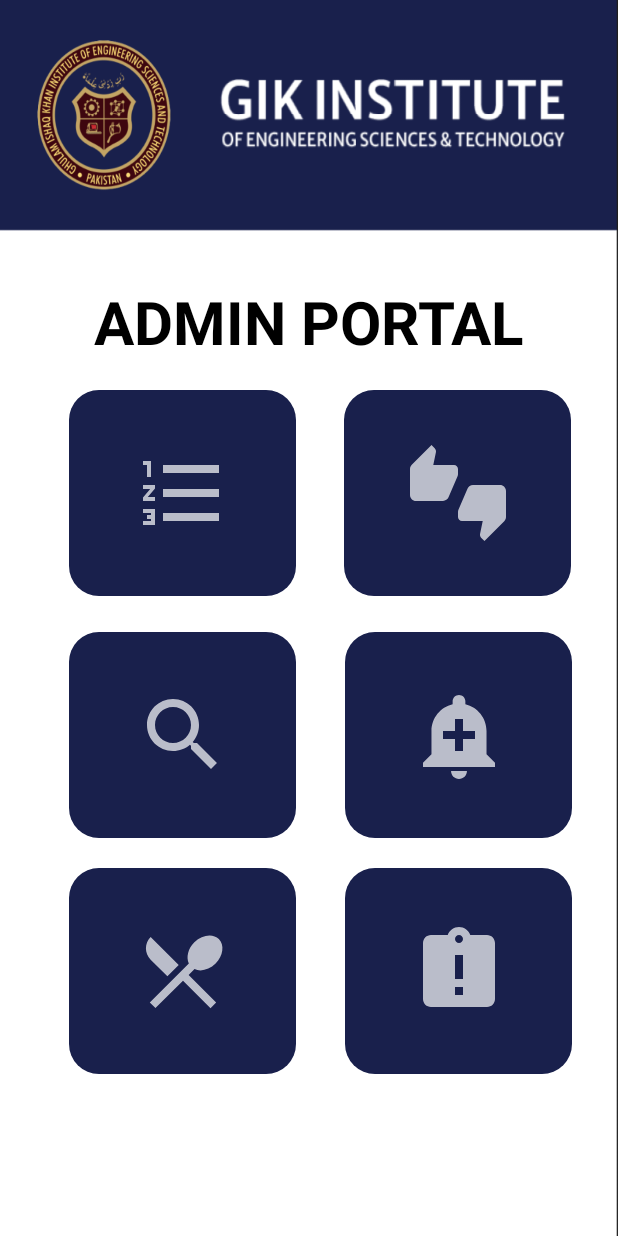
After one commit to HaiderIrfan62/Mess-Management-System-App, an Android app: the Home_AP_Activity screen opened directly, with no data from a screen before it, on a phone screen of 412 x 824 dp. The commit adds this screen. Run offline under Robolectric (Android 15) with nearby library versions, the phone set to English and light mode, and no system bars.

Commit message:
Admin Portal Home

```diff
--- a/app/src/main/AndroidManifest.xml
+++ b/app/src/main/AndroidManifest.xml
@@ -11,6 +11,9 @@
         android:roundIcon="@mipmap/ic_launcher_round"
         android:supportsRtl="true"
         android:theme="@style/Theme.MessManagementSystem">
+        <activity
+            android:name=".Home_AP_Activity"
+            android:exported="false" />
         <activity
             android:name=".ComplainActivity"
             android:exported="false" />
--- /dev/null
+++ b/app/src/main/java/com/example/messmanagementsystem/Home_AP_Activity.kt
@@ -0,0 +1,18 @@
+package com.example.messmanagementsystem
+
+import android.content.Intent
+import androidx.appcompat.app.AppCompatActivity
+import android.os.Bundle
+import kotlinx.android.synthetic.main.activity_home_ap.*
+
+class Home_AP_Activity : AppCompatActivity() {
+    override fun onCreate(savedInstanceState: Bundle?) {
+        super.onCreate(savedInstanceState)
+        setContentView(R.layout.activity_home_ap)
+
+        button9.setOnClickListener {
+            val intent = Intent(this, MenuActivity::class.java)
+            startActivity(intent)
+        }
+    }
+}
--- a/app/src/main/java/com/example/messmanagementsystem/LoginActivity.kt
+++ b/app/src/main/java/com/example/messmanagementsystem/LoginActivity.kt
@@ -3,6 +3,7 @@ package com.example.messmanagementsystem
 import android.content.Intent
 import androidx.appcompat.app.AppCompatActivity
 import android.os.Bundle
+import android.widget.Toast
 import kotlinx.android.synthetic.main.activity_login.*
 
 class LoginActivity : AppCompatActivity() {
@@ -15,8 +16,17 @@ class LoginActivity : AppCompatActivity() {
         }
 
         buttonLogin.setOnClickListener {
-            val intent = Intent(this, Home_SP::class.java)
-            startActivity(intent)
+            if(rb_student.isChecked == true) {
+                val intent = Intent(this, Home_SP::class.java)
+                startActivity(intent)
+            }
+            else if(rb_admin.isChecked == true){
+                val intent = Intent(this, Home_AP_Activity::class.java)
+                startActivity(intent)
+            }
+            else{
+                Toast.makeText(this, "Please select user type", Toast.LENGTH_SHORT).show()
+            }
         }
     }
 }
--- /dev/null
+++ b/app/src/main/res/drawable/ic_alert.xml
@@ -0,0 +1,5 @@
+<vector android:height="64dp" android:tint="?attr/colorControlNormal"
+    android:viewportHeight="24" android:viewportWidth="24"
+    android:width="64dp" xmlns:android="http://schemas.android.com/apk/res/android">
+    <path android:fillColor="@android:color/white" android:pathData="M10.01,21.01c0,1.1 0.89,1.99 1.99,1.99s1.99,-0.89 1.99,-1.99h-3.98zM18.88,16.82L18.88,11c0,-3.25 -2.25,-5.97 -5.29,-6.69v-0.72C13.59,2.71 12.88,2 12,2s-1.59,0.71 -1.59,1.59v0.72C7.37,5.03 5.12,7.75 5.12,11v5.82L3,18.94L3,20h18v-1.06l-2.12,-2.12zM16,13.01h-3v3h-2v-3L8,13.01L8,11h3L11,8h2v3h3v2.01z"/>
+</vector>
--- /dev/null
+++ b/app/src/main/res/drawable/ic_complaints.xml
@@ -0,0 +1,5 @@
+<vector android:height="64dp" android:tint="?attr/colorControlNormal"
+    android:viewportHeight="24" android:viewportWidth="24"
+    android:width="64dp" xmlns:android="http://schemas.android.com/apk/res/android">
+    <path android:fillColor="@android:color/white" android:pathData="M19,3h-4.18C14.4,1.84 13.3,1 12,1c-1.3,0 -2.4,0.84 -2.82,2L5,3c-1.1,0 -2,0.9 -2,2v14c0,1.1 0.9,2 2,2h14c1.1,0 2,-0.9 2,-2L21,5c0,-1.1 -0.9,-2 -2,-2zM13,18h-2v-2h2v2zM13,14h-2L11,8h2v6zM12,5c-0.55,0 -1,-0.45 -1,-1s0.45,-1 1,-1 1,0.45 1,1 -0.45,1 -1,1z"/>
+</vector>
--- /dev/null
+++ b/app/src/main/res/drawable/ic_list.xml
@@ -0,0 +1,5 @@
+<vector android:height="64dp" android:tint="?attr/colorControlNormal"
+    android:viewportHeight="24" android:viewportWidth="24"
+    android:width="64dp" xmlns:android="http://schemas.android.com/apk/res/android">
+    <path android:fillColor="@android:color/white" android:pathData="M2,17h2v0.5L3,17.5v1h1v0.5L2,19v1h3v-4L2,16v1zM3,8h1L4,4L2,4v1h1v3zM2,11h1.8L2,13.1v0.9h3v-1L3.2,13L5,10.9L5,10L2,10v1zM7,5v2h14L21,5L7,5zM7,19h14v-2L7,17v2zM7,13h14v-2L7,11v2z"/>
+</vector>
--- /dev/null
+++ b/app/src/main/res/drawable/ic_search.xml
@@ -0,0 +1,5 @@
+<vector android:height="64dp" android:tint="?attr/colorControlNormal"
+    android:viewportHeight="24" android:viewportWidth="24"
+    android:width="64dp" xmlns:android="http://schemas.android.com/apk/res/android">
+    <path android:fillColor="@android:color/white" android:pathData="M15.5,14h-0.79l-0.28,-0.27C15.41,12.59 16,11.11 16,9.5 16,5.91 13.09,3 9.5,3S3,5.91 3,9.5 5.91,16 9.5,16c1.61,0 3.09,-0.59 4.23,-1.57l0.27,0.28v0.79l5,4.99L20.49,19l-4.99,-5zM9.5,14C7.01,14 5,11.99 5,9.5S7.01,5 9.5,5 14,7.01 14,9.5 11.99,14 9.5,14z"/>
+</vector>
--- /dev/null
+++ b/app/src/main/res/layout/activity_home_ap.xml
@@ -0,0 +1,93 @@
+<?xml version="1.0" encoding="utf-8"?>
+<androidx.constraintlayout.widget.ConstraintLayout xmlns:android="http://schemas.android.com/apk/res/android"
+    xmlns:app="http://schemas.android.com/apk/res-auto"
+    xmlns:tools="http://schemas.android.com/tools"
+    android:layout_width="match_parent"
+    android:layout_height="match_parent"
+    tools:context=".Home_AP_Activity"
+    android:background="@drawable/signin_up">
+
+    <TextView
+        android:id="@+id/textView13"
+        android:layout_width="wrap_content"
+        android:layout_height="wrap_content"
+        android:text="ADMIN PORTAL"
+        android:textColor="@color/black"
+        android:textSize="40dp"
+        android:textStyle="bold"
+        app:layout_constraintBottom_toBottomOf="parent"
+        app:layout_constraintEnd_toEndOf="parent"
+        app:layout_constraintStart_toStartOf="parent"
+        app:layout_constraintTop_toTopOf="parent"
+        app:layout_constraintVertical_bias="0.243" />
+
+    <ImageButton
+        android:id="@+id/button7"
+        android:layout_width="151dp"
+        android:layout_height="137dp"
+        android:layout_marginTop="180dp"
+        android:layout_marginEnd="152dp"
+        android:background="@drawable/roundsquare"
+        android:src="@drawable/ic_search"
+        app:layout_constraintEnd_toEndOf="@+id/textView13"
+        app:layout_constraintTop_toBottomOf="@+id/textView13" />
+
+    <ImageButton
+        android:id="@+id/button8"
+        android:layout_width="151dp"
+        android:layout_height="137dp"
+        android:src="@drawable/ic_alert"
+        android:background="@drawable/roundsquare"
+        app:layout_constraintBottom_toBottomOf="@+id/button7"
+        app:layout_constraintEnd_toEndOf="parent"
+        app:layout_constraintHorizontal_bias="0.518"
+        app:layout_constraintStart_toEndOf="@+id/button7"
+        app:layout_constraintTop_toTopOf="@+id/button7"
+        app:layout_constraintVertical_bias="0.0" />
+
+    <ImageButton
+        android:id="@+id/button9"
+        android:layout_width="151dp"
+        android:layout_height="137dp"
+        android:layout_marginTop="20dp"
+        android:src="@drawable/ic_menu"
+        android:background="@drawable/roundsquare"
+        app:layout_constraintEnd_toEndOf="@+id/button7"
+        app:layout_constraintHorizontal_bias="0.0"
+        app:layout_constraintStart_toStartOf="@+id/button7"
+        app:layout_constraintTop_toBottomOf="@+id/button7" />
+
+    <ImageButton
+        android:id="@+id/button10"
+        android:layout_width="151dp"
+        android:layout_height="137dp"
+        android:background="@drawable/roundsquare"
+        android:src="@drawable/ic_complaints"
+        app:layout_constraintBottom_toBottomOf="@+id/button9"
+        app:layout_constraintEnd_toEndOf="@+id/button8"
+        app:layout_constraintTop_toTopOf="@+id/button9" />
+
+    <ImageButton
+        android:id="@+id/button11"
+        android:layout_width="151dp"
+        android:layout_height="137dp"
+        android:layout_marginBottom="24dp"
+        android:background="@drawable/roundsquare"
+        android:src="@drawable/ic_list"
+        app:layout_constraintBottom_toTopOf="@+id/button7"
+        app:layout_constraintEnd_toEndOf="@+id/button7"
+        app:layout_constraintHorizontal_bias="0.0"
+        app:layout_constraintStart_toStartOf="@+id/button7" />
+
+    <ImageButton
+        android:id="@+id/button12"
+        android:layout_width="151dp"
+        android:layout_height="137dp"
+        android:background="@drawable/roundsquare"
+        android:src="@drawable/ic_thumbs_up_down"
+        app:layout_constraintBottom_toBottomOf="@+id/button11"
+        app:layout_constraintEnd_toEndOf="parent"
+        app:layout_constraintStart_toEndOf="@+id/button11"
+        app:layout_constraintTop_toTopOf="@+id/button11" />
+
+</androidx.constraintlayout.widget.ConstraintLayout>
--- a/app/src/main/res/layout/activity_login.xml
+++ b/app/src/main/res/layout/activity_login.xml
@@ -132,6 +132,7 @@
             android:textStyle="bold" />
 
         <RadioButton
+            android:id="@+id/rb_student"
             android:layout_width="wrap_content"
             android:layout_height="wrap_content"
             android:text="Student"
@@ -142,6 +143,7 @@
             />
 
         <RadioButton
+            android:id="@+id/rb_admin"
             android:layout_width="wrap_content"
             android:layout_height="wrap_content"
             android:background="@color/white"
```
